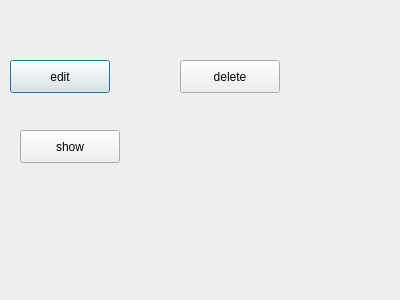
Before: the Qt Designer form adminoptionswindow.ui in anashaybani/Bank, drawn with Qt 5.
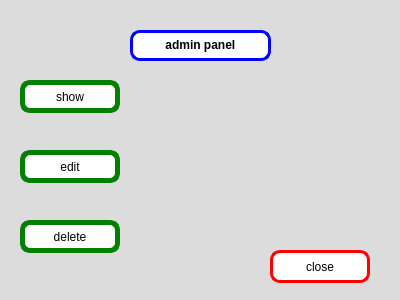
After: the same form once the commit is applied.

```diff
--- a/adminoptionswindow.ui
+++ b/adminoptionswindow.ui
@@ -13,15 +13,28 @@
   <property name="windowTitle">
    <string>Dialog</string>
   </property>
+  <property name="styleSheet">
+   <string notr="true">background-color: rgb(220, 220, 220);
+color: rgb(0, 0, 0);
+</string>
+  </property>
   <widget class="QPushButton" name="editButton">
    <property name="geometry">
     <rect>
-     <x>10</x>
-     <y>60</y>
+     <x>20</x>
+     <y>150</y>
      <width>100</width>
      <height>33</height>
     </rect>
    </property>
+   <property name="styleSheet">
+    <string notr="true">border:5px solid green;
+font: 10pt &quot;Segoe UI&quot;;
+background: rgb(255, 255, 255);
+color: rgb(0, 0, 0);
+gridline-color: rgb(0, 0, 0);
+border-radius:10px;</string>
+   </property>
    <property name="text">
     <string>edit</string>
    </property>
@@ -29,12 +42,20 @@
   <widget class="QPushButton" name="deleteButton">
    <property name="geometry">
     <rect>
-     <x>180</x>
-     <y>60</y>
+     <x>20</x>
+     <y>220</y>
      <width>100</width>
      <height>33</height>
     </rect>
    </property>
+   <property name="styleSheet">
+    <string notr="true">border:5px solid green;
+font: 10pt &quot;Segoe UI&quot;;
+background: rgb(255, 255, 255);
+color: rgb(0, 0, 0);
+gridline-color: rgb(0, 0, 0);
+border-radius:10px;</string>
+   </property>
    <property name="text">
     <string>delete</string>
    </property>
@@ -43,15 +64,65 @@
    <property name="geometry">
     <rect>
      <x>20</x>
-     <y>130</y>
+     <y>80</y>
      <width>100</width>
      <height>33</height>
     </rect>
    </property>
+   <property name="styleSheet">
+    <string notr="true">border:5px solid green;
+font: 10pt &quot;Segoe UI&quot;;
+background: rgb(255, 255, 255);
+color: rgb(0, 0, 0);
+gridline-color: rgb(0, 0, 0);
+border-radius:10px;</string>
+   </property>
    <property name="text">
     <string>show</string>
    </property>
   </widget>
+  <widget class="QLabel" name="label">
+   <property name="geometry">
+    <rect>
+     <x>130</x>
+     <y>30</y>
+     <width>141</width>
+     <height>31</height>
+    </rect>
+   </property>
+   <property name="styleSheet">
+    <string notr="true">border:3px solid blue;
+font: 10pt &quot;Segoe UI&quot;;
+background: rgb(255, 255, 255);
+color: rgb(0, 0, 0);
+gridline-color: rgb(0, 0, 0);
+border-radius:10px;</string>
+   </property>
+   <property name="text">
+    <string>&lt;html&gt;&lt;head/&gt;&lt;body&gt;&lt;p align=&quot;center&quot;&gt;&lt;span style=&quot; font-weight:700;&quot;&gt;admin panel &lt;/span&gt;&lt;/p&gt;&lt;/body&gt;&lt;/html&gt;</string>
+   </property>
+  </widget>
+  <widget class="QPushButton" name="closeButton">
+   <property name="geometry">
+    <rect>
+     <x>270</x>
+     <y>250</y>
+     <width>100</width>
+     <height>33</height>
+    </rect>
+   </property>
+   <property name="styleSheet">
+    <string notr="true">border:3px solid red;
+font: 10pt &quot;Segoe UI&quot;;
+background: rgb(255, 255, 255);
+color: rgb(0, 0, 0);
+gridline-color: rgb(0, 0, 0);
+border-radius:10px;</string>
+   </property>
+   <property name="text">
+    <string>close</string>
+   </property>
+  </widget>
  </widget>
  <resources/>
  <connections/>
```
